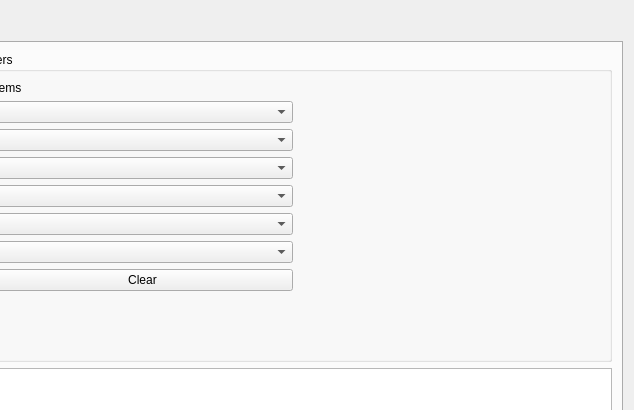
First picture: the form in Form/Gen5/Pickup.ui, repository Admiral-Fish/PokeFinder, before the edit; both pictures show x 566 to 1200 and y 0 to 410 of the 1200 by 700 pixel window.
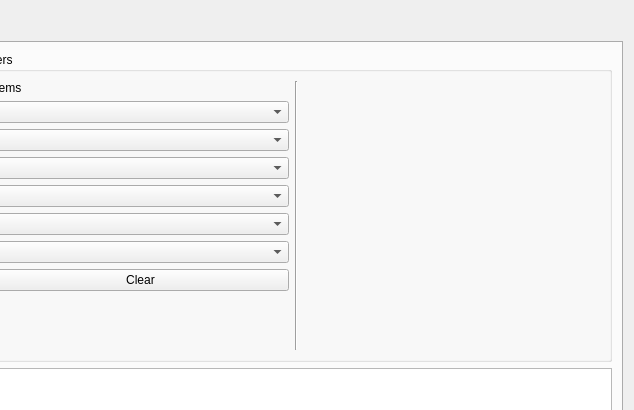
Second picture: the form after the edit. Custom widgets are drawn as their Qt base class.

Patch:
```diff
--- a/Form/Gen5/Pickup.ui
+++ b/Form/Gen5/Pickup.ui
@@ -369,6 +369,13 @@
            </layout>
           </item>
           <item row="0" column="1">
+           <widget class="Line" name="lineGeneratorItems">
+            <property name="orientation">
+             <enum>Qt::Orientation::Vertical</enum>
+            </property>
+           </widget>
+          </item>
+          <item row="0" column="2">
            <widget class="Filter" name="filterGenerator" />
           </item>
          </layout>
```
